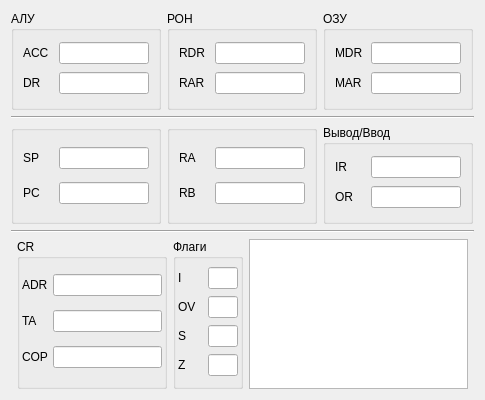
Buvaluy/VirtualMachine, file gui/cpuwidget.ui: the form before one commit.
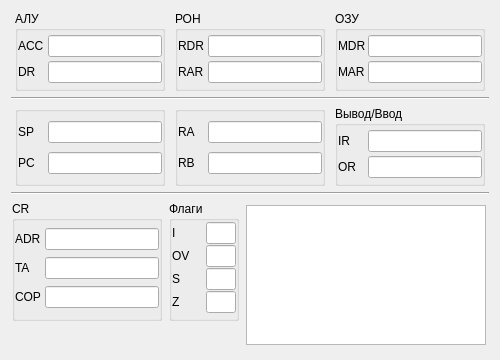
The form after the commit.

Commit message: Change command interface

```diff
--- a/gui/cpuwidget.ui
+++ b/gui/cpuwidget.ui
@@ -6,20 +6,20 @@
    <rect>
     <x>0</x>
     <y>0</y>
-    <width>485</width>
-    <height>400</height>
+    <width>500</width>
+    <height>360</height>
    </rect>
   </property>
   <property name="minimumSize">
    <size>
-    <width>485</width>
-    <height>400</height>
+    <width>500</width>
+    <height>360</height>
    </size>
   </property>
   <property name="maximumSize">
    <size>
-    <width>485</width>
-    <height>400</height>
+    <width>500</width>
+    <height>360</height>
    </size>
   </property>
   <property name="windowTitle">
@@ -28,7 +28,7 @@
   <property name="styleSheet">
    <string notr="true">font: 10pt &quot;Consolas&quot;;</string>
   </property>
-  <layout class="QVBoxLayout" name="verticalLayout">
+  <layout class="QVBoxLayout" name="verticalLayout_11">
    <item>
     <layout class="QHBoxLayout" name="horizontalLayout_22">
      <item>
@@ -36,19 +36,34 @@
        <property name="minimumSize">
         <size>
          <width>150</width>
-         <height>0</height>
+         <height>80</height>
         </size>
        </property>
        <property name="maximumSize">
         <size>
          <width>150</width>
-         <height>16777215</height>
+         <height>80</height>
         </size>
        </property>
        <property name="title">
         <string>АЛУ</string>
        </property>
        <layout class="QVBoxLayout" name="verticalLayout_2">
+        <property name="spacing">
+         <number>0</number>
+        </property>
+        <property name="leftMargin">
+         <number>0</number>
+        </property>
+        <property name="topMargin">
+         <number>0</number>
+        </property>
+        <property name="rightMargin">
+         <number>0</number>
+        </property>
+        <property name="bottomMargin">
+         <number>0</number>
+        </property>
         <item>
          <layout class="QHBoxLayout" name="horizontalLayout_2">
           <item>
@@ -105,19 +120,34 @@
        <property name="minimumSize">
         <size>
          <width>150</width>
-         <height>0</height>
+         <height>80</height>
         </size>
        </property>
        <property name="maximumSize">
         <size>
          <width>150</width>
-         <height>16777215</height>
+         <height>80</height>
         </size>
        </property>
        <property name="title">
         <string>РОН</string>
        </property>
        <layout class="QVBoxLayout" name="verticalLayout_3">
+        <property name="spacing">
+         <number>0</number>
+        </property>
+        <property name="leftMargin">
+         <number>0</number>
+        </property>
+        <property name="topMargin">
+         <number>0</number>
+        </property>
+        <property name="rightMargin">
+         <number>0</number>
+        </property>
+        <property name="bottomMargin">
+         <number>0</number>
+        </property>
         <item>
          <layout class="QHBoxLayout" name="horizontalLayout_4">
           <item>
@@ -174,19 +204,34 @@
        <property name="minimumSize">
         <size>
          <width>150</width>
-         <height>0</height>
+         <height>80</height>
         </size>
        </property>
        <property name="maximumSize">
         <size>
          <width>150</width>
-         <height>16777215</height>
+         <height>80</height>
         </size>
        </property>
        <property name="title">
         <string>ОЗУ</string>
        </property>
        <layout class="QVBoxLayout" name="verticalLayout_4">
+        <property name="spacing">
+         <number>0</number>
+        </property>
+        <property name="leftMargin">
+         <number>0</number>
+        </property>
+        <property name="topMargin">
+         <number>0</number>
+        </property>
+        <property name="rightMargin">
+         <number>0</number>
+        </property>
+        <property name="bottomMargin">
+         <number>0</number>
+        </property>
         <item>
          <layout class="QHBoxLayout" name="horizontalLayout_7">
           <item>
@@ -254,19 +299,34 @@
        <property name="minimumSize">
         <size>
          <width>150</width>
-         <height>0</height>
+         <height>80</height>
         </size>
        </property>
        <property name="maximumSize">
         <size>
          <width>150</width>
-         <height>16777215</height>
+         <height>80</height>
         </size>
        </property>
        <property name="title">
         <string/>
        </property>
        <layout class="QVBoxLayout" name="verticalLayout_5">
+        <property name="spacing">
+         <number>0</number>
+        </property>
+        <property name="leftMargin">
+         <number>0</number>
+        </property>
+        <property name="topMargin">
+         <number>0</number>
+        </property>
+        <property name="rightMargin">
+         <number>0</number>
+        </property>
+        <property name="bottomMargin">
+         <number>0</number>
+        </property>
         <item>
          <layout class="QHBoxLayout" name="horizontalLayout_12">
           <item>
@@ -323,19 +383,34 @@
        <property name="minimumSize">
         <size>
          <width>150</width>
-         <height>0</height>
+         <height>80</height>
         </size>
        </property>
        <property name="maximumSize">
         <size>
          <width>150</width>
-         <height>16777215</height>
+         <height>80</height>
         </size>
        </property>
        <property name="title">
         <string/>
        </property>
        <layout class="QVBoxLayout" name="verticalLayout_6">
+        <property name="spacing">
+         <number>0</number>
+        </property>
+        <property name="leftMargin">
+         <number>0</number>
+        </property>
+        <property name="topMargin">
+         <number>0</number>
+        </property>
+        <property name="rightMargin">
+         <number>0</number>
+        </property>
+        <property name="bottomMargin">
+         <number>0</number>
+        </property>
         <item>
          <layout class="QHBoxLayout" name="horizontalLayout_14">
           <item>
@@ -392,19 +467,34 @@
        <property name="minimumSize">
         <size>
          <width>150</width>
-         <height>0</height>
+         <height>80</height>
         </size>
        </property>
        <property name="maximumSize">
         <size>
          <width>150</width>
-         <height>16777215</height>
+         <height>80</height>
         </size>
        </property>
        <property name="title">
         <string>Вывод/Ввод</string>
        </property>
        <layout class="QVBoxLayout" name="verticalLayout_7">
+        <property name="spacing">
+         <number>0</number>
+        </property>
+        <property name="leftMargin">
+         <number>0</number>
+        </property>
+        <property name="topMargin">
+         <number>0</number>
+        </property>
+        <property name="rightMargin">
+         <number>0</number>
+        </property>
+        <property name="bottomMargin">
+         <number>0</number>
+        </property>
         <item>
          <layout class="QHBoxLayout" name="horizontalLayout_16">
           <item>
@@ -467,24 +557,23 @@
    </item>
    <item>
     <layout class="QHBoxLayout" name="horizontalLayout">
-     <property name="leftMargin">
+     <property name="spacing">
       <number>6</number>
      </property>
-     <property name="rightMargin">
-      <number>6</number>
-     </property>
+     <item>
+      <layout class="QVBoxLayout" name="verticalLayout">
      <item>
       <widget class="QGroupBox" name="groupBox_5">
        <property name="minimumSize">
         <size>
          <width>150</width>
-         <height>150</height>
+           <height>120</height>
         </size>
        </property>
        <property name="maximumSize">
         <size>
-         <width>150</width>
-         <height>150</height>
+           <width>120</width>
+           <height>120</height>
         </size>
        </property>
        <property name="title">
@@ -492,19 +581,19 @@
        </property>
        <layout class="QVBoxLayout" name="verticalLayout_8">
         <property name="spacing">
-         <number>1</number>
+           <number>0</number>
         </property>
         <property name="leftMargin">
-         <number>2</number>
+           <number>0</number>
         </property>
         <property name="topMargin">
-         <number>2</number>
+           <number>0</number>
         </property>
         <property name="rightMargin">
-         <number>2</number>
+           <number>0</number>
         </property>
         <property name="bottomMargin">
-         <number>2</number>
+           <number>0</number>
         </property>
         <item>
          <layout class="QHBoxLayout" name="horizontalLayout_11">
@@ -600,17 +689,34 @@
       </widget>
      </item>
      <item>
+        <spacer name="verticalSpacer">
+         <property name="orientation">
+          <enum>Qt::Vertical</enum>
+         </property>
+         <property name="sizeHint" stdset="0">
+          <size>
+           <width>20</width>
+           <height>40</height>
+          </size>
+         </property>
+        </spacer>
+       </item>
+      </layout>
+     </item>
+     <item>
+      <layout class="QVBoxLayout" name="verticalLayout_10">
+       <item>
       <widget class="QGroupBox" name="groupBox_8">
        <property name="minimumSize">
         <size>
          <width>70</width>
-         <height>150</height>
+           <height>120</height>
         </size>
        </property>
        <property name="maximumSize">
         <size>
          <width>70</width>
-         <height>150</height>
+           <height>120</height>
         </size>
        </property>
        <property name="title">
@@ -618,19 +724,19 @@
        </property>
        <layout class="QVBoxLayout" name="verticalLayout_9">
         <property name="spacing">
-         <number>1</number>
+           <number>0</number>
         </property>
         <property name="leftMargin">
-         <number>2</number>
+           <number>0</number>
         </property>
         <property name="topMargin">
-         <number>2</number>
+           <number>0</number>
         </property>
         <property name="rightMargin">
-         <number>2</number>
+           <number>0</number>
         </property>
         <property name="bottomMargin">
-         <number>2</number>
+           <number>0</number>
         </property>
         <item>
          <layout class="QHBoxLayout" name="horizontalLayout_18">
@@ -783,17 +889,32 @@
       </widget>
      </item>
      <item>
+        <spacer name="verticalSpacer_2">
+         <property name="orientation">
+          <enum>Qt::Vertical</enum>
+         </property>
+         <property name="sizeHint" stdset="0">
+          <size>
+           <width>20</width>
+           <height>40</height>
+          </size>
+         </property>
+        </spacer>
+       </item>
+      </layout>
+     </item>
+     <item>
       <widget class="QTableWidget" name="tableRegisters">
        <property name="minimumSize">
         <size>
-         <width>0</width>
-         <height>150</height>
+         <width>240</width>
+         <height>140</height>
         </size>
        </property>
        <property name="maximumSize">
         <size>
-         <width>16777215</width>
-         <height>150</height>
+         <width>240</width>
+         <height>140</height>
         </size>
        </property>
        <property name="styleSheet">
```
Lines whose indentation alone changed are shown as unchanged. The commit also changes 4 other files.
